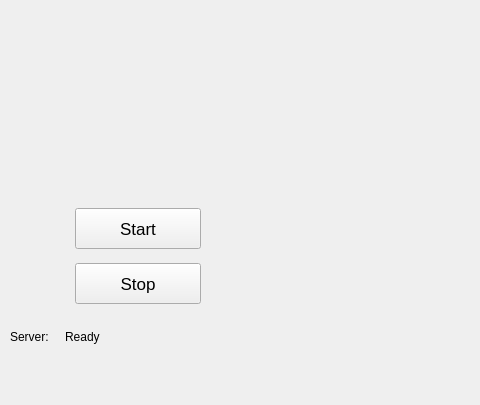
This is gui/benchmark_gui/src/benchmark_gui/benchmark_gui.ui in madrob-beast/eurobench_benchmarking_software as Qt 5 draws it before an edit; both pictures show x 0 to 480 and y 172 to 577 of the 1280 by 720 pixel window. The edited form follows.
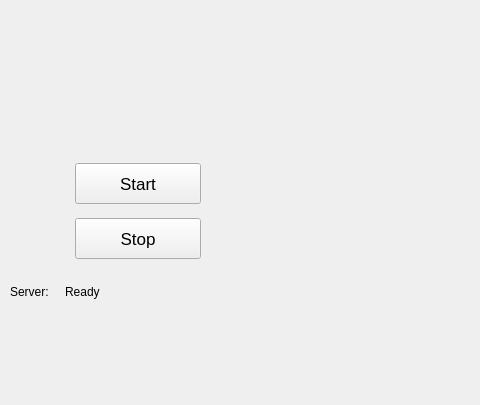
This is the edited form.

The edit to the form file:
```diff
--- a/gui/benchmark_gui/src/benchmark_gui/benchmark_gui.ui
+++ b/gui/benchmark_gui/src/benchmark_gui/benchmark_gui.ui
@@ -86,7 +86,7 @@
    <property name="geometry">
     <rect>
      <x>80</x>
-     <y>280</y>
+     <y>232</y>
      <width>116</width>
      <height>36</height>
     </rect>
@@ -107,7 +107,7 @@
    <property name="geometry">
     <rect>
      <x>35</x>
-     <y>330</y>
+     <y>275</y>
      <width>206</width>
      <height>36</height>
     </rect>
@@ -128,7 +128,7 @@
    <property name="geometry">
     <rect>
      <x>75</x>
-     <y>380</y>
+     <y>335</y>
      <width>126</width>
      <height>41</height>
     </rect>
@@ -146,7 +146,7 @@
    <property name="geometry">
     <rect>
      <x>75</x>
-     <y>435</y>
+     <y>390</y>
      <width>126</width>
      <height>41</height>
     </rect>
@@ -164,7 +164,7 @@
    <property name="geometry">
     <rect>
      <x>10</x>
-     <y>500</y>
+     <y>455</y>
      <width>51</width>
      <height>17</height>
     </rect>
@@ -177,7 +177,7 @@
    <property name="geometry">
     <rect>
      <x>65</x>
-     <y>500</y>
+     <y>455</y>
      <width>151</width>
      <height>17</height>
     </rect>
```
Left out of the diff: 27 changed lines with no effect on the pictures.
